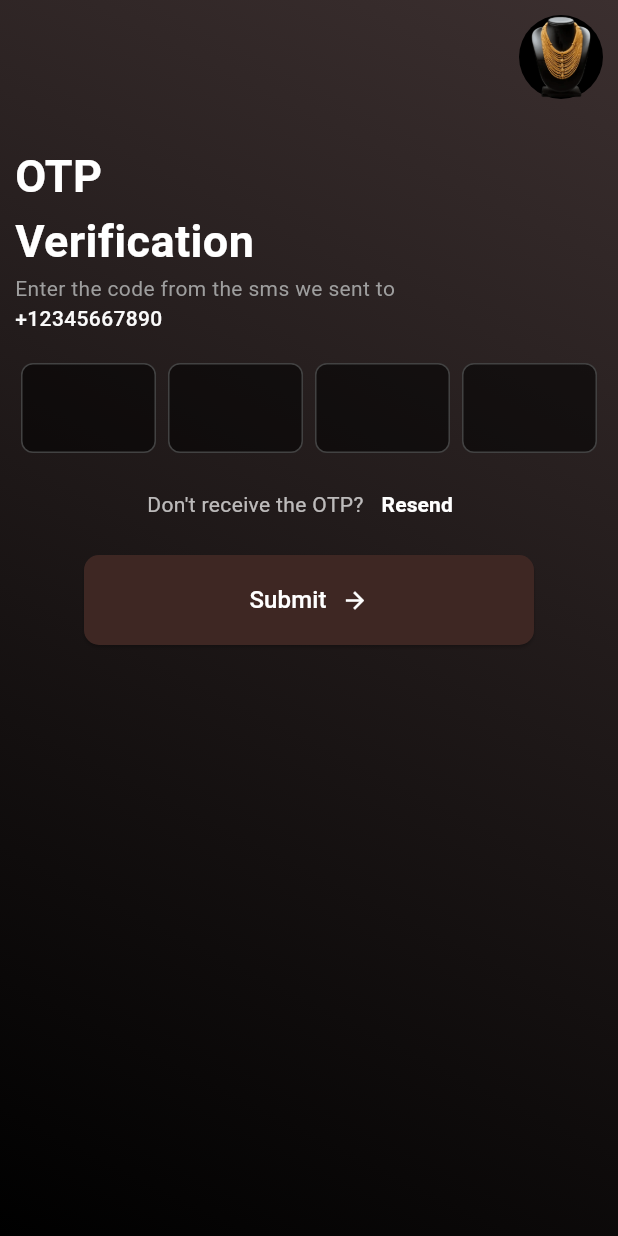
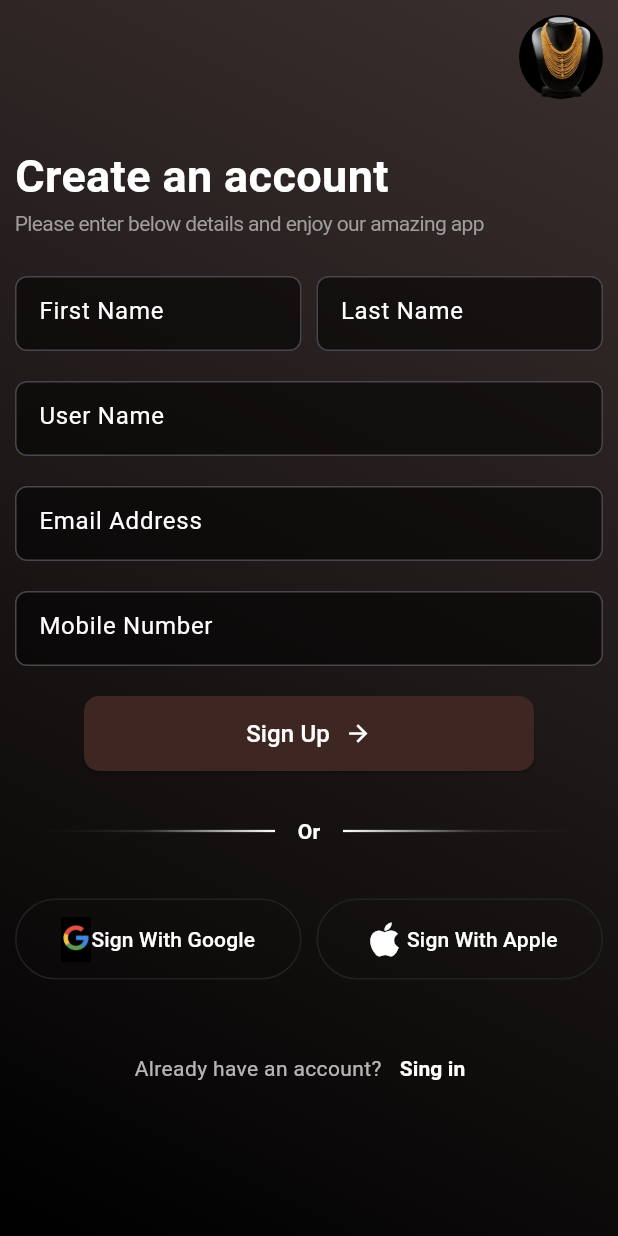
Before and after one commit to Maha6468/rate_the_fit_app, a Flutter app: the screen it shows after launch, on a phone screen of 412 x 824 dp. Run offline on Flutter 3.47's test engine with Material 3 defaults, Android fonts, the phone set to English and light mode, and no system bars; drawn by our look-alikes of pinput; our stand-ins replace country_code_picker.

Commit message:
last update

```diff
--- a/lib/main.dart
+++ b/lib/main.dart
@@ -1,4 +1,5 @@
 import 'package:flutter/material.dart';
+import 'package:rate_the_fit_app/screen/create_an_account.dart';
 import 'package:rate_the_fit_app/screen/login_with_mob_num.dart';
 import 'package:rate_the_fit_app/screen/otp_varification.dart';
 import 'package:rate_the_fit_app/screen/practice.dart';
@@ -19,7 +20,7 @@ class MyApp extends StatelessWidget {
       theme: ThemeData(
         colorScheme: ColorScheme.fromSeed(seedColor: Colors.deepPurple),
       ),
-      home:OTP_Varification(),
+      home:Create_An_Account(),
     );
   }
 }
--- /dev/null
+++ b/lib/screen/create_an_account.dart
@@ -0,0 +1,203 @@
+import 'package:flutter/material.dart';
+
+import '../coustom_widget/custom_elevated_button.dart';
+import '../coustom_widget/custom_signIn_signUp_resend.dart';
+import '../coustom_widget/custom_star_image.dart';
+
+class Create_An_Account extends StatelessWidget {
+  const Create_An_Account({super.key});
+
+  @override
+  Widget build(BuildContext context) {
+    return Scaffold(
+      body: Container(
+        height: MediaQuery.of(context).size.height,
+        width: MediaQuery.of(context).size.width,
+        decoration: BoxDecoration(
+            gradient: LinearGradient(
+                colors: [Colors.black,Color(0xFF3B2F2F)],
+                begin: Alignment.bottomLeft,
+                end: Alignment.topRight
+            )
+        ),
+        child: SafeArea(
+          child: SingleChildScrollView(
+            child: Padding(
+              padding: const EdgeInsets.all(10.0),
+              child: Column(
+                crossAxisAlignment: CrossAxisAlignment.start,
+                children: [
+                  Custom_Star_Image(),
+                  SizedBox(height: 30,),
+                  Text("Create an account",style: TextStyle(color: Colors.white,fontSize: 30,fontWeight:FontWeight.bold),),
+                  Text("Please enter below details and enjoy our amazing app",style: TextStyle(color: Colors.grey,letterSpacing: -.4),),
+                  SizedBox(height: 25,),
+                  Row(
+                    children: [
+                      Expanded(child: Row_TextField(hintText: 'First Name',)),
+                      SizedBox(width: 10,),
+                      Expanded(child: Row_TextField(hintText: 'Last Name',))
+                    ],
+                  ),
+                  SizedBox(height: 20,),
+                  Row_TextField(hintText: 'User Name',),
+                  SizedBox(height: 20),
+                  Row_TextField(hintText: 'Email Address',),
+                  SizedBox(height: 20),
+                  Row_TextField(hintText: 'Mobile Number',),
+                  SizedBox(height: 20),
+                 Center(child: Custom_Elevated_Button(text: 'Sign Up', width: 300, height: 50, onPressed: () {  },)),
+                  SizedBox(height: 30),
+                  Row(
+                    children:[
+                     Custom_Or_Left(),
+                      Padding(
+                        padding: EdgeInsets.symmetric(horizontal: 15),
+                        child: Text("Or",
+                            style: TextStyle(color: Colors.white,fontWeight: FontWeight.bold)),
+                      ),
+                      Custom_Or_Right(),
+                    ],
+                  ),
+                  SizedBox(height: 35,),
+                  Row(
+                    children: [
+                      Expanded(
+                        child: OutlinedButton(
+                          onPressed: () {},
+                          style: OutlinedButton.styleFrom(
+                            side: BorderSide(color: Colors.grey.shade900),
+                            foregroundColor: Colors.white,
+                            padding: EdgeInsets.symmetric(vertical: 12),
+                          ),
+                          child: Row(
+                            //mainAxisAlignment: MainAxisAlignment.center,
+                            mainAxisSize: MainAxisSize.min,
+                            children: [
+                              Image.asset("assets/images/google.png",fit:BoxFit.cover,height: 30,width: 20,),
+                              Flexible(
+                                child: Text(
+                                  "Sign With Google",
+                                  overflow: TextOverflow.ellipsis,
+                                ),
+                              ),
+                            ],
+                          ),
+                        ),
+                      ),
+                      SizedBox(width: 10),
+                      Expanded(
+                        child: OutlinedButton(
+                          onPressed: () {},
+                          style: OutlinedButton.styleFrom(
+                            side: BorderSide(color: Colors.grey.shade900),
+                            foregroundColor: Colors.white,
+                            padding: EdgeInsets.symmetric(vertical: 12),
+                          ),
+                          child: Row(
+                            mainAxisAlignment: MainAxisAlignment.start,
+                            mainAxisSize: MainAxisSize.min,
+                            children: [
+                              Icon(Icons.apple_outlined,size: 30,),
+                              Flexible(
+                                child: Text(
+                                  "Sign With Apple",
+                                  overflow: TextOverflow.ellipsis,
+                                ),
+                              ),
+                            ],
+                          ),
+                        ),
+                      ),
+                    ],
+                  ),
+                  SizedBox(height: 35,),
+                  Custom_SignIn_SignUp_Resend(
+                    text: 'Already have an account?',
+                    buttontext: 'Sing in',
+                    onPressed: () {  },),
+
+                ],
+              ),
+            ),
+          ),
+        ),
+
+      ),
+
+    );
+  }
+}
+
+class Custom_Or_Left extends StatelessWidget {
+  const Custom_Or_Left({super.key});
+  @override
+  Widget build(BuildContext context) {
+    return  Expanded(
+      child: Container(
+        height: 1.5,
+        decoration: const BoxDecoration(
+          gradient: LinearGradient(
+            colors: [
+              Colors.transparent,
+              Colors.white12,
+              Colors.white,
+            ],
+            begin: Alignment.centerLeft,
+            end: Alignment.centerRight,
+          ),
+        ),
+      ),
+    );
+  }
+}
+
+class Custom_Or_Right extends StatelessWidget {
+  const Custom_Or_Right({super.key});
+  @override
+  Widget build(BuildContext context) {
+    return Expanded(
+      child: Container(
+        height: 1.5,
+        decoration: const BoxDecoration(
+          gradient: LinearGradient(
+            colors: [
+              Colors.transparent,
+              Colors.white12,
+              Colors.white,
+            ],
+            begin: Alignment.centerRight,
+            end: Alignment.centerLeft,
+          ),
+        ),
+      ),
+    );
+  }
+}
+
+class Row_TextField extends StatelessWidget {
+  final String hintText;
+  const Row_TextField({super.key, required this.hintText});
+
+  @override
+  Widget build(BuildContext context) {
+    return  SizedBox(
+      height: 50,
+      child: TextField(
+        style: TextStyle(color: Colors.grey),
+        decoration: InputDecoration(
+            hintText: hintText,
+            hintStyle: TextStyle(color: Colors.white),
+            filled: true,
+            fillColor: Colors.black54,
+
+            border: OutlineInputBorder(
+                borderRadius: BorderRadius.circular(8),
+                //borderSide: BorderSide.none,
+            )
+
+        ),
+      ),
+    );
+  }
+}
```
